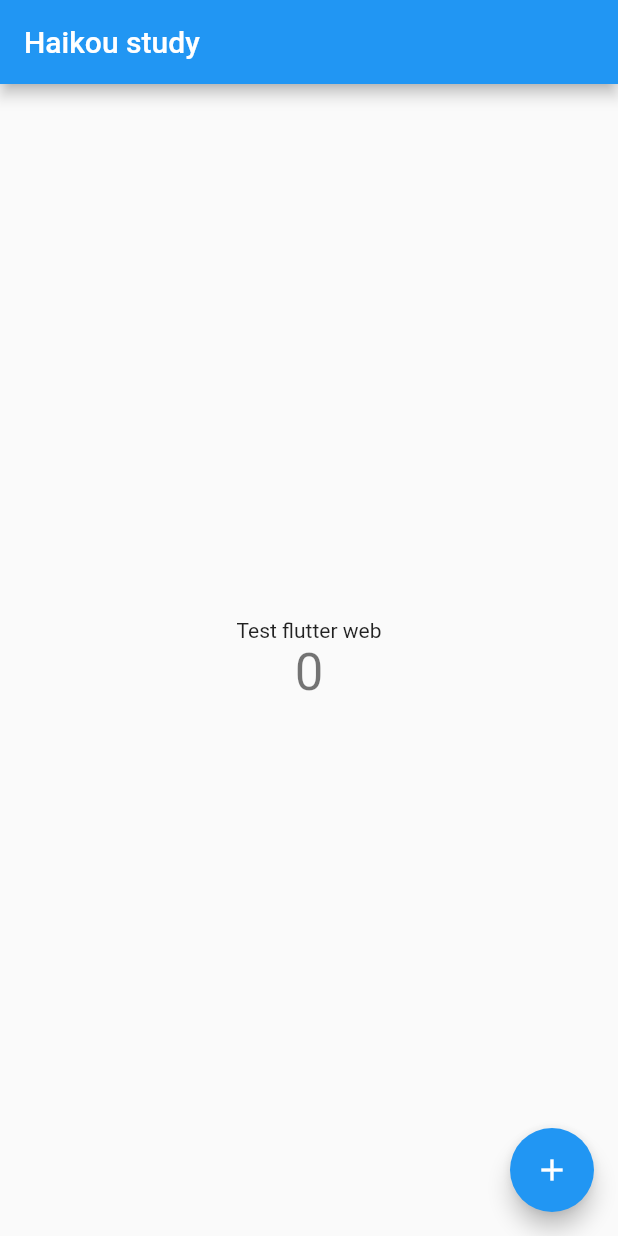
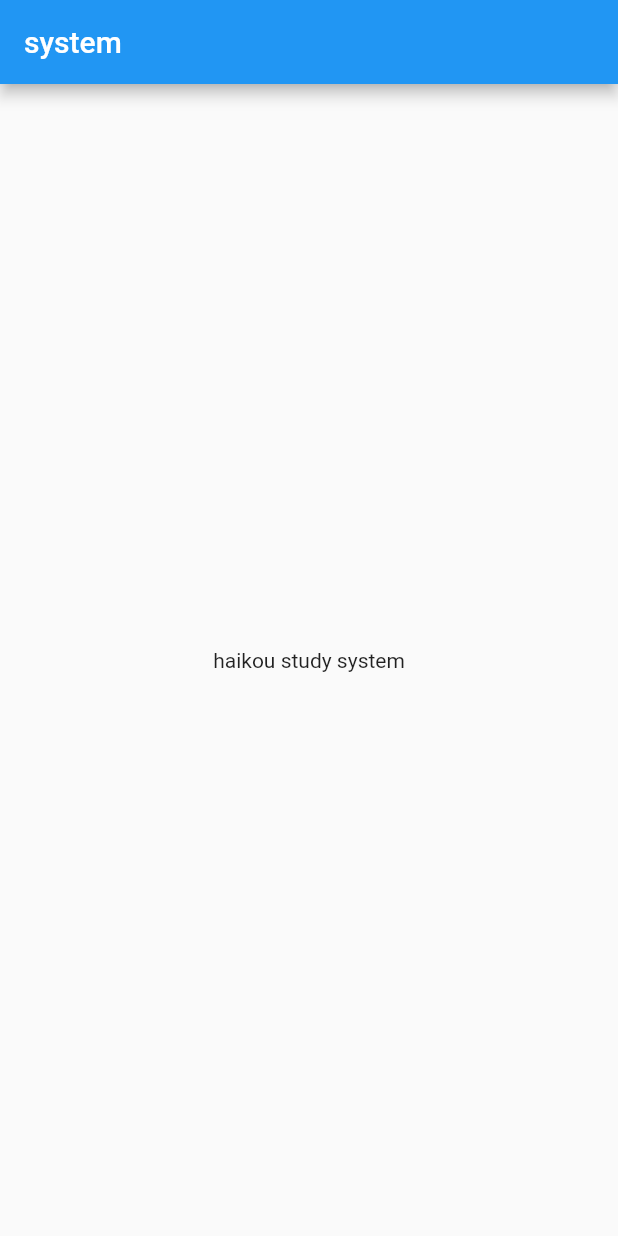
Before and after one commit to harrypunk/haikou_flutter, a Flutter app: the screen it shows after launch, on a phone screen of 412 x 824 dp. Run offline on Flutter 3.47's test engine with Material 2 defaults, Android fonts, the phone set to English and light mode, and no system bars.

```diff
--- a/lib/main.dart
+++ b/lib/main.dart
@@ -1,68 +1,21 @@
 import 'package:flutter/material.dart';
 
 void main() {
-  runApp(const MyApp());
+  runApp(MyApp());
 }
 
-class MyApp extends StatelessWidget {
-  const MyApp({Key? key}) : super(key: key);
-
-  // This widget is the root of your application.
-  @override
-  Widget build(BuildContext context) {
-    return MaterialApp(
-      title: 'Flutter Demo',
-      theme: ThemeData(
-        primarySwatch: Colors.blue,
-      ),
-      home: const MyHomePage(title: 'Haikou study'),
-    );
-  }
+class MyApp extends MaterialApp {
+  MyApp({Key? key})
+      : super(
+          key: key,
+          title: "haikou study",
+          home: Scaffold(
+            appBar: AppBar(
+              title: const Text("system"),
+            ),
+            body: const Center(
+              child: Text("haikou study system"),
+            ),
+          ),
+        );
 }
-
-class MyHomePage extends StatefulWidget {
-  const MyHomePage({Key? key, required this.title}) : super(key: key);
-
-  final String title;
-
-  @override
-  State<MyHomePage> createState() => _MyHomePageState();
-}
-
-class _MyHomePageState extends State<MyHomePage> {
-  int _counter = 0;
-
-  void _incrementCounter() {
-    setState(() {
-      _counter++;
-    });
-  }
-
-  @override
-  Widget build(BuildContext context) {
-    return Scaffold(
-      appBar: AppBar(
-        title: Text(widget.title),
-      ),
-      body: Center(
-        child: Column(
-          mainAxisAlignment: MainAxisAlignment.center,
-          children: <Widget>[
-            const Text(
-              'Test flutter web',
-            ),
-            Text(
-              '$_counter',
-              style: Theme.of(context).textTheme.headline4,
-            ),
-          ],
-        ),
-      ),
-      floatingActionButton: FloatingActionButton(
-        onPressed: _incrementCounter,
-        tooltip: 'Increment',
-        child: const Icon(Icons.add),
-      ), // This trailing comma makes auto-formatting nicer for build methods.
-    );
-  }
-}
--- a/pubspec.yaml
+++ b/pubspec.yaml
@@ -1,5 +1,5 @@
 name: haikou_flutter
-description: A new Flutter project.
+description: haikou flutter for web android ios
 
 publish_to: 'none'
 
```
Also changed, not shown: 38 other files.
